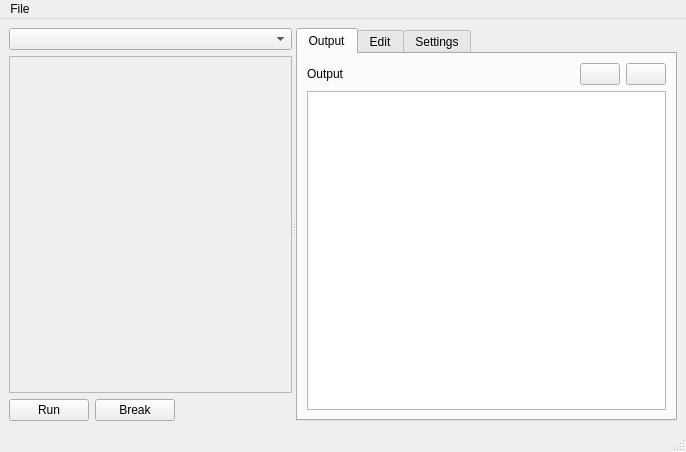
Before: the Qt Designer form MainWindow.ui in jplozf/Quish, drawn with Qt 5.
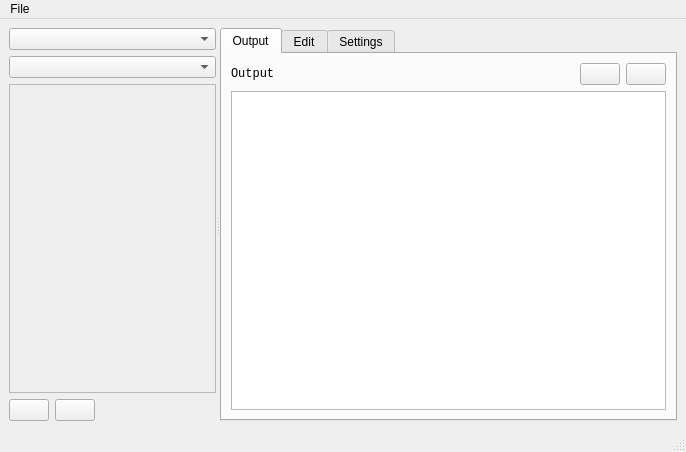
After: the same form once the commit is applied. The open tabs and pages were chosen to show the change. Icons and pictures are not drawn.

```diff
--- a/MainWindow.ui
+++ b/MainWindow.ui
@@ -22,6 +22,9 @@
       </property>
       <widget class="QWidget" name="verticalLayoutWidget">
        <layout class="QVBoxLayout" name="verticalLayout">
+        <item>
+         <widget class="QComboBox" name="cmbTopics"/>
+        </item>
         <item>
          <widget class="QComboBox" name="cmbCommands"/>
         </item>
@@ -36,7 +39,7 @@
              <x>0</x>
              <y>0</y>
              <width>284</width>
-             <height>322</height>
+             <height>292</height>
             </rect>
            </property>
            <layout class="QFormLayout" name="formLayout"/>
@@ -48,14 +51,22 @@
           <item>
            <widget class="QPushButton" name="btnRun">
             <property name="text">
-             <string>Run</string>
+             <string/>
+            </property>
+            <property name="icon">
+             <iconset resource="Quish.qrc">
+              <normaloff>:/icons/Player Play.png</normaloff>:/icons/Player Play.png</iconset>
             </property>
            </widget>
           </item>
           <item>
            <widget class="QPushButton" name="btnBreak">
             <property name="text">
-             <string>Break</string>
+             <string/>
+            </property>
+            <property name="icon">
+             <iconset resource="Quish.qrc">
+              <normaloff>:/icons/Player Stop.png</normaloff>:/icons/Player Stop.png</iconset>
             </property>
            </widget>
           </item>
@@ -106,6 +117,11 @@
                <layout class="QHBoxLayout" name="horizontalLayout_3">
                 <item>
                  <widget class="QLabel" name="lblCommand">
+                  <property name="font">
+                   <font>
+                    <family>Consolas</family>
+                   </font>
+                  </property>
                   <property name="text">
                    <string>Output</string>
                   </property>
```
Left out of the diff: 8 changed lines with no effect on the pictures.
